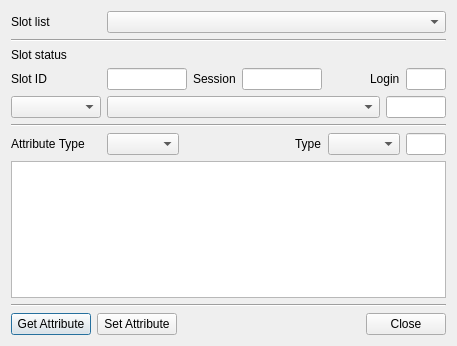
First picture: the form in CryptokiMan/edit_attribute_dlg.ui, repository jykim74/CryptokiMan, before the edit.
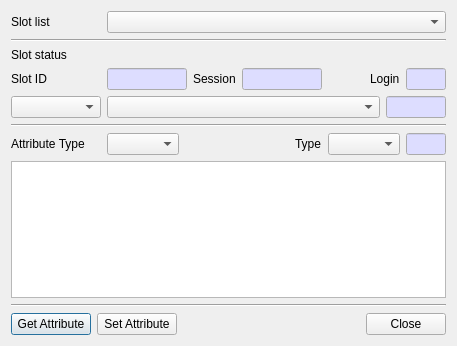
Second picture: the form after the edit.

Commit message: Read Only 입력창 색지정

What changed in the file:
```diff
--- a/CryptokiMan/edit_attribute_dlg.ui
+++ b/CryptokiMan/edit_attribute_dlg.ui
@@ -71,6 +71,46 @@
          <height>16777215</height>
         </size>
        </property>
+       <property name="palette">
+        <palette>
+         <active>
+          <colorrole role="Base">
+           <brush brushstyle="SolidPattern">
+            <color alpha="255">
+             <red>221</red>
+             <green>221</green>
+             <blue>255</blue>
+            </color>
+           </brush>
+          </colorrole>
+         </active>
+         <inactive>
+          <colorrole role="Base">
+           <brush brushstyle="SolidPattern">
+            <color alpha="255">
+             <red>221</red>
+             <green>221</green>
+             <blue>255</blue>
+            </color>
+           </brush>
+          </colorrole>
+         </inactive>
+         <disabled>
+          <colorrole role="Base">
+           <brush brushstyle="SolidPattern">
+            <color alpha="255">
+             <red>240</red>
+             <green>240</green>
+             <blue>240</blue>
+            </color>
+           </brush>
+          </colorrole>
+         </disabled>
+        </palette>
+       </property>
+       <property name="readOnly">
+        <bool>true</bool>
+       </property>
       </widget>
      </item>
      <item row="0" column="0">
@@ -108,6 +148,46 @@
          <height>16777215</height>
         </size>
        </property>
+       <property name="palette">
+        <palette>
+         <active>
+          <colorrole role="Base">
+           <brush brushstyle="SolidPattern">
+            <color alpha="255">
+             <red>221</red>
+             <green>221</green>
+             <blue>255</blue>
+            </color>
+           </brush>
+          </colorrole>
+         </active>
+         <inactive>
+          <colorrole role="Base">
+           <brush brushstyle="SolidPattern">
+            <color alpha="255">
+             <red>221</red>
+             <green>221</green>
+             <blue>255</blue>
+            </color>
+           </brush>
+          </colorrole>
+         </inactive>
+         <disabled>
+          <colorrole role="Base">
+           <brush brushstyle="SolidPattern">
+            <color alpha="255">
+             <red>240</red>
+             <green>240</green>
+             <blue>240</blue>
+            </color>
+           </brush>
+          </colorrole>
+         </disabled>
+        </palette>
+       </property>
+       <property name="readOnly">
+        <bool>true</bool>
+       </property>
       </widget>
      </item>
      <item row="0" column="3">
@@ -118,6 +198,46 @@
          <height>16777215</height>
         </size>
        </property>
+       <property name="palette">
+        <palette>
+         <active>
+          <colorrole role="Base">
+           <brush brushstyle="SolidPattern">
+            <color alpha="255">
+             <red>221</red>
+             <green>221</green>
+             <blue>255</blue>
+            </color>
+           </brush>
+          </colorrole>
+         </active>
+         <inactive>
+          <colorrole role="Base">
+           <brush brushstyle="SolidPattern">
+            <color alpha="255">
+             <red>221</red>
+             <green>221</green>
+             <blue>255</blue>
+            </color>
+           </brush>
+          </colorrole>
+         </inactive>
+         <disabled>
+          <colorrole role="Base">
+           <brush brushstyle="SolidPattern">
+            <color alpha="255">
+             <red>240</red>
+             <green>240</green>
+             <blue>240</blue>
+            </color>
+           </brush>
+          </colorrole>
+         </disabled>
+        </palette>
+       </property>
+       <property name="readOnly">
+        <bool>true</bool>
+       </property>
       </widget>
      </item>
      <item row="0" column="4">
@@ -167,6 +287,46 @@
          <height>16777215</height>
         </size>
        </property>
+       <property name="palette">
+        <palette>
+         <active>
+          <colorrole role="Base">
+           <brush brushstyle="SolidPattern">
+            <color alpha="255">
+             <red>221</red>
+             <green>221</green>
+             <blue>255</blue>
+            </color>
+           </brush>
+          </colorrole>
+         </active>
+         <inactive>
+          <colorrole role="Base">
+           <brush brushstyle="SolidPattern">
+            <color alpha="255">
+             <red>221</red>
+             <green>221</green>
+             <blue>255</blue>
+            </color>
+           </brush>
+          </colorrole>
+         </inactive>
+         <disabled>
+          <colorrole role="Base">
+           <brush brushstyle="SolidPattern">
+            <color alpha="255">
+             <red>240</red>
+             <green>240</green>
+             <blue>240</blue>
+            </color>
+           </brush>
+          </colorrole>
+         </disabled>
+        </palette>
+       </property>
+       <property name="readOnly">
+        <bool>true</bool>
+       </property>
       </widget>
      </item>
     </layout>
@@ -227,6 +387,43 @@
          <height>16777215</height>
         </size>
        </property>
+       <property name="palette">
+        <palette>
+         <active>
+          <colorrole role="Base">
+           <brush brushstyle="SolidPattern">
+            <color alpha="255">
+             <red>221</red>
+             <green>221</green>
+             <blue>255</blue>
+            </color>
+           </brush>
+          </colorrole>
+         </active>
+         <inactive>
+          <colorrole role="Base">
+           <brush brushstyle="SolidPattern">
+            <color alpha="255">
+             <red>221</red>
+             <green>221</green>
+             <blue>255</blue>
+            </color>
+           </brush>
+          </colorrole>
+         </inactive>
+         <disabled>
+          <colorrole role="Base">
+           <brush brushstyle="SolidPattern">
+            <color alpha="255">
+             <red>240</red>
+             <green>240</green>
+             <blue>240</blue>
+            </color>
+           </brush>
+          </colorrole>
+         </disabled>
+        </palette>
+       </property>
        <property name="readOnly">
         <bool>true</bool>
        </property>
```
The commit also changes 22 other files.
